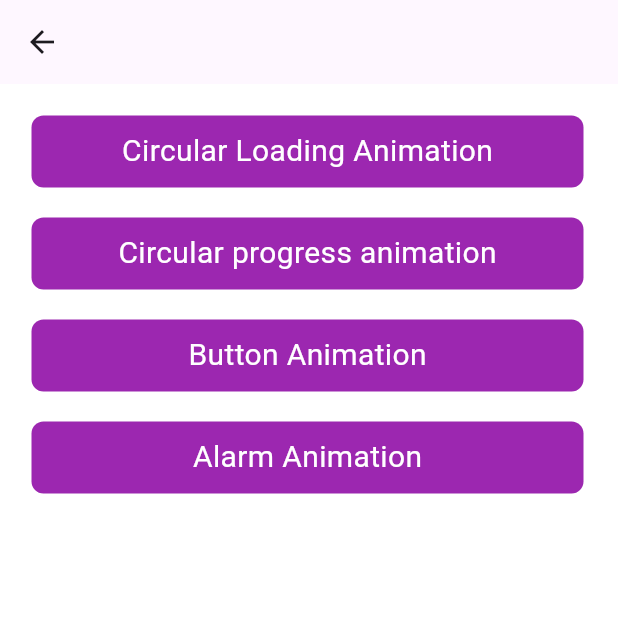
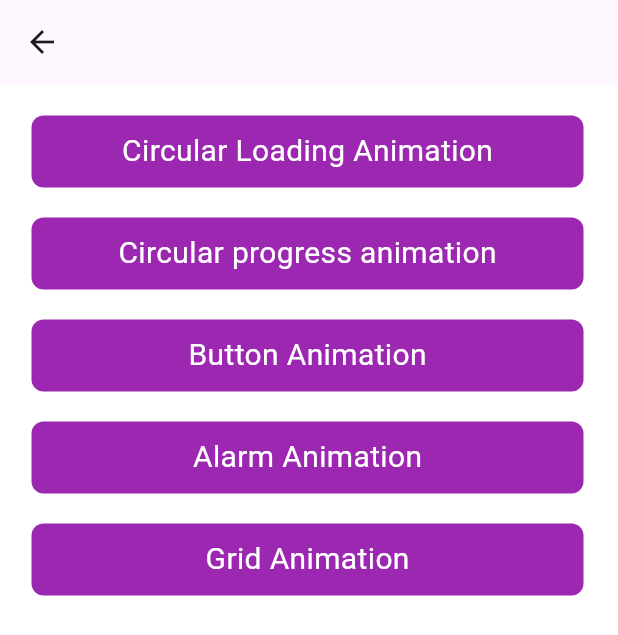
Before and after one commit to Shadowsvg/widgets_gallery, a Flutter app: the Animations screen opened directly, on a phone screen of 412 x 824 dp. Shown: the top 635 px of the screen. Run offline on Flutter 3.47's test engine with Material 3 defaults, Android fonts, the phone set to English and light mode, and no system bars.

Commit message:
Added button for animation

```diff
--- a/lib/widgets/animations/animations.dart
+++ b/lib/widgets/animations/animations.dart
@@ -2,6 +2,7 @@ import 'package:flutter/material.dart';
 import 'package:widgets_gallery/base_scaffold.dart';
 import 'package:widgets_gallery/widgets/animations/alarm_animation.dart';
 import 'package:widgets_gallery/widgets/animations/button_animation.dart';
+import 'package:widgets_gallery/widgets/animations/grid_animation.dart';
 import 'package:widgets_gallery/widgets/animations/loading_animation.dart';
 import 'package:widgets_gallery/widgets/buttons/normal_button.dart';
 import 'package:widgets_gallery/widgets/animations/pulsating_circle_animation.dart';
@@ -39,6 +40,13 @@ class Animations extends StatelessWidget {
             label: 'Alarm Animation',
             onTapWidget: AlarmAnimation(),
           ),
+          SizedBox(
+            height: 20,
+          ),
+          NormalButton(
+            label: 'Grid Animation',
+            onTapWidget: GridAnimation(),
+          ),
         ],
       ),
     );
```
Also changed, not shown: lib/widgets/animations/grid_animation.dart (added, +17 -0 lines).
